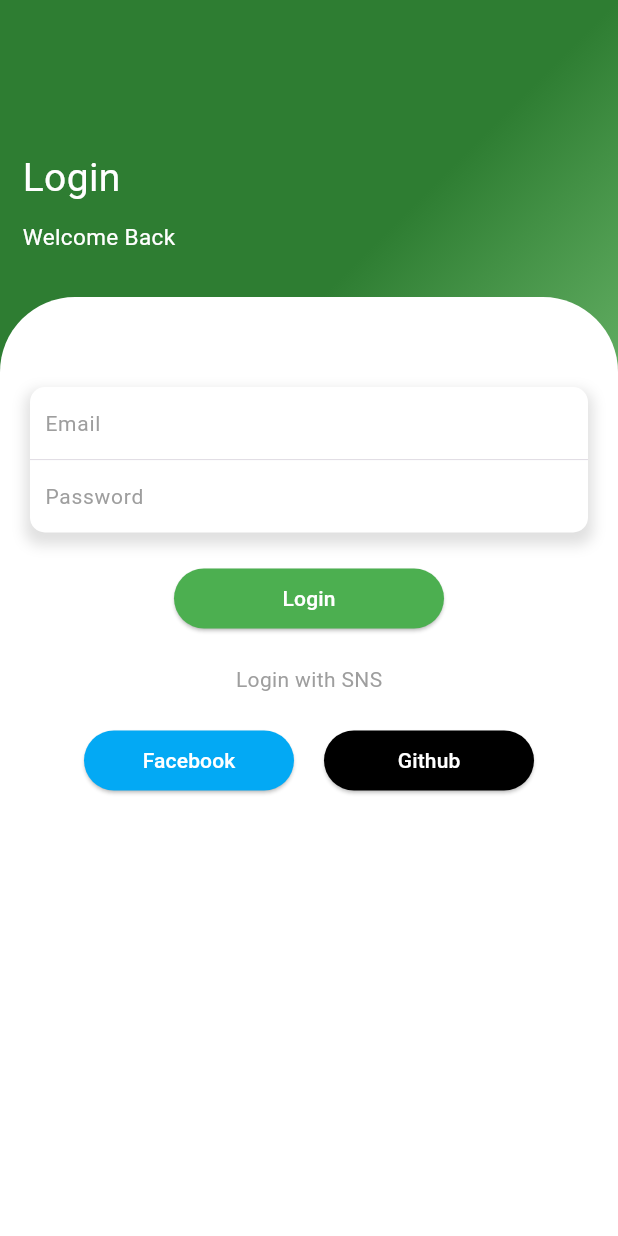
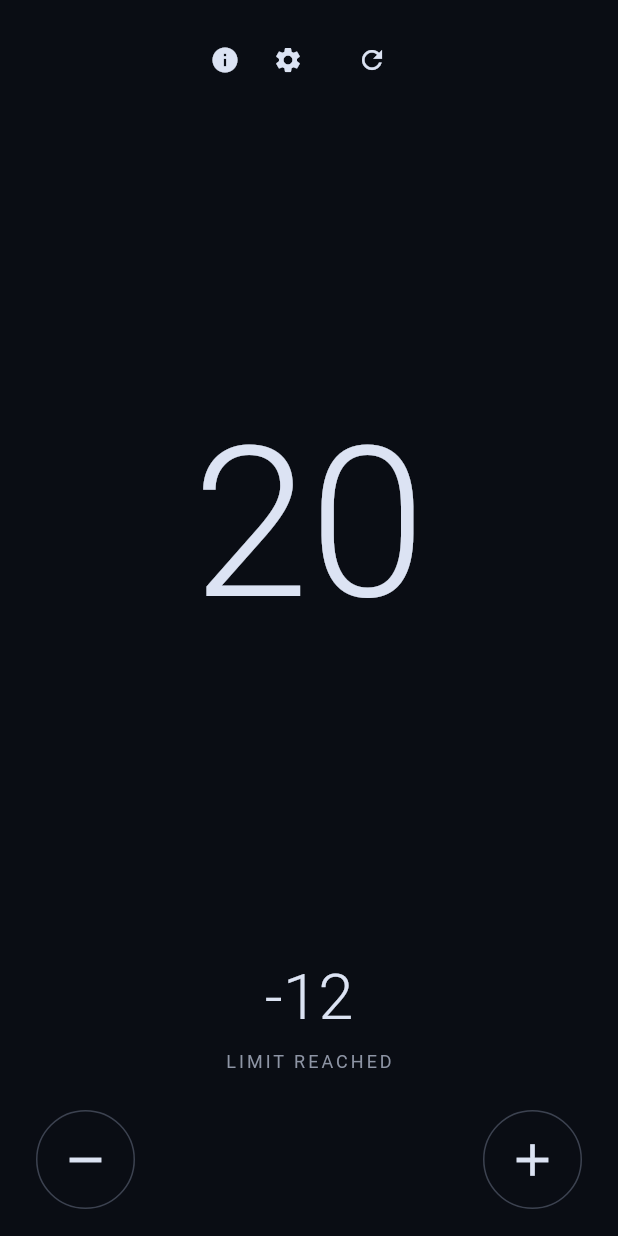
Before and after one commit to hhakimbek/layouthomework, a Flutter app: the screen it shows after launch, on a phone screen of 412 x 824 dp. Run offline on Flutter 3.47's test engine with Material 3 defaults, Android fonts, the phone set to English and light mode, and no system bars.

Commit message:
smple counter

```diff
--- a/lib/app.dart
+++ b/lib/app.dart
@@ -1,7 +1,9 @@
 import 'package:flutter/material.dart';
+import 'package:myhomeapp/counter/counter_app.dart';
 import 'package:myhomeapp/pages/calculator_app.dart';
 import 'package:myhomeapp/pages/image_with_gradient.dart';
 import 'package:myhomeapp/pages/insta_register.dart';
+import 'package:myhomeapp/pages/podcast_splash_screen.dart';
 import 'package:myhomeapp/pages/splash_screen.dart';
 import 'package:myhomeapp/pages/split_login.dart';
 import 'package:myhomeapp/pages/split_screen.dart';
@@ -17,7 +19,7 @@ class MyApp extends StatelessWidget {
   @override
   Widget build(BuildContext context) {
     return MaterialApp(
-      home: SplitLogin(),
+      home: CounterScreenBody(),
     );
   }
 }
--- /dev/null
+++ b/lib/counter/counter_app.dart
@@ -0,0 +1,124 @@
+import 'package:flutter/material.dart';
+
+class CounterScreenBody extends StatefulWidget {
+  const CounterScreenBody({super.key});
+
+  @override
+  State<CounterScreenBody> createState() => _CounterScreenBodyState();
+}
+
+class _CounterScreenBodyState extends State<CounterScreenBody> {
+  int count = 20;
+  final int limit = 8;
+
+  @override
+  Widget build(BuildContext context) {
+    final int remain = limit - count;
+    final bool reached = remain <= 0;
+
+    return Scaffold(
+      body: Container(
+        color: const Color(0xFF0A0D14),
+        child: SafeArea(
+          child: Padding(
+            padding: const EdgeInsets.symmetric(horizontal: 24, vertical: 10),
+            child: Column(
+              children: [
+                const SizedBox(height: 6),
+                Row(
+                  mainAxisAlignment: MainAxisAlignment.center,
+                  children:  [
+                    Icon(Icons.info, color: Color(0xFFDCE3F3), size: 20),
+                    SizedBox(width: 22),
+                    Icon(Icons.settings, color: Color(0xFFDCE3F3), size: 20),
+                    SizedBox(width: 22),
+                    IconButton(
+                      onPressed: (){
+                        setState(() {
+                          count = 0;
+                        });
+                      },
+                      icon: Icon(Icons.refresh, color: Color(0xFFDCE3F3), size: 20),
+                    )
+                  ],
+                ),
+                const Spacer(),
+                Text(
+                  '$count',
+                  style: const TextStyle(
+                    fontSize: 140,
+                    color: Color(0xFFDCE3F3),
+                    fontWeight: FontWeight.w300,
+                    height: 0.9,
+                  ),
+                ),
+                const Spacer(),
+                Text(
+                  '$remain',
+                  style: const TextStyle(
+                    fontSize: 42,
+                    color: Color(0xFFDCE3F3),
+                    fontWeight: FontWeight.w300,
+                  ),
+                ),
+                const SizedBox(height: 4),
+                Text(
+                  reached ? 'LIMIT REACHED' : 'LIMIT LEFT',
+                  style: TextStyle(
+                    fontSize: 12,
+                    letterSpacing: 2,
+                    color: reached
+                        ? const Color(0xFF8E95A5)
+                        : const Color(0xFF6D7382),
+                  ),
+                ),
+                const SizedBox(height: 24),
+                Row(
+                  mainAxisAlignment: MainAxisAlignment.spaceBetween,
+                  children: [
+                    _CircleBtn(
+                      icon: Icons.remove,
+                      onTap: () => setState(() => count--),
+                    ),
+                    _CircleBtn(
+                      icon: Icons.add,
+                      onTap: () => setState(() => count++),
+                    ),
+                  ],
+                ),
+                const SizedBox(height: 8),
+              ],
+            ),
+          ),
+        ),
+      ),
+    );
+  }
+}
+
+class _CircleBtn extends StatelessWidget {
+  const _CircleBtn({
+    required this.icon,
+    required this.onTap,
+  });
+
+  final IconData icon;
+  final VoidCallback onTap;
+
+  @override
+  Widget build(BuildContext context) {
+    return InkWell(
+      onTap: onTap,
+      borderRadius: BorderRadius.circular(40),
+      child: Container(
+        width: 66,
+        height: 66,
+        decoration: BoxDecoration(
+          shape: BoxShape.circle,
+          border: Border.all(color: const Color(0xFF3C4250), width: 1),
+        ),
+        child: Icon(icon, color: const Color(0xFFDCE3F3), size: 36),
+      ),
+    );
+  }
+}
```
Also changed, not shown: lib/pages/podcast_splash_screen.dart (added, +127 -0 lines).
